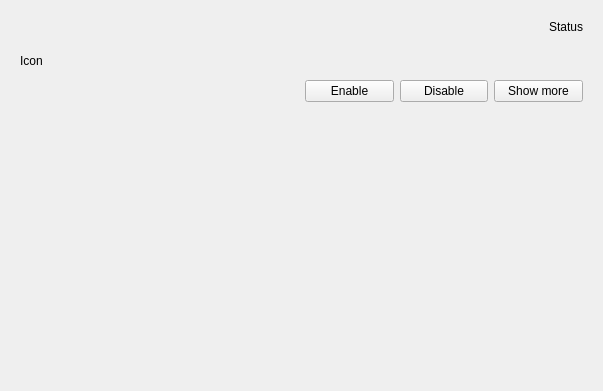
The window that modmanagerwidgetitem.ui (kriana/SilVerPLuM) describes before a commit, drawn with Qt 5.
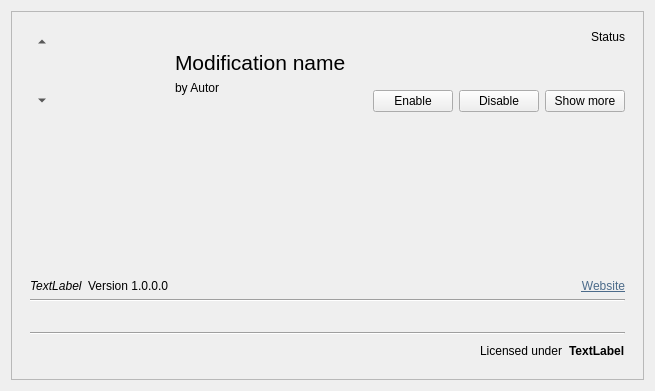
The same window after the commit. Icons and pictures are not drawn.

Patch:
```diff
--- a/modmanagerwidgetitem.ui
+++ b/modmanagerwidgetitem.ui
@@ -6,7 +6,7 @@
    <rect>
     <x>0</x>
     <y>0</y>
-    <width>603</width>
+    <width>655</width>
     <height>391</height>
    </rect>
   </property>
@@ -15,6 +15,15 @@
   </property>
   <layout class="QVBoxLayout" name="verticalLayout">
    <item>
+    <widget class="QFrame" name="frame">
+     <property name="frameShape">
+      <enum>QFrame::StyledPanel</enum>
+     </property>
+     <property name="frameShadow">
+      <enum>QFrame::Raised</enum>
+     </property>
+     <layout class="QVBoxLayout" name="verticalLayout_3">
+      <item>
     <widget class="QWidget" name="mainWidget" native="true">
      <property name="sizePolicy">
       <sizepolicy hsizetype="Preferred" vsizetype="Fixed">
@@ -28,12 +37,122 @@
        <height>100</height>
       </size>
      </property>
+        <property name="maximumSize">
+         <size>
+          <width>16777215</width>
+          <height>120</height>
+         </size>
+        </property>
      <layout class="QHBoxLayout" name="horizontalLayout_2">
       <item>
-       <widget class="QLabel" name="label">
+          <layout class="QVBoxLayout" name="verticalLayout_5">
+           <item>
+            <widget class="QToolButton" name="btnSortUp">
         <property name="text">
-         <string>Icon</string>
-        </property>
+              <string>...</string>
+             </property>
+             <property name="autoRaise">
+              <bool>true</bool>
+             </property>
+             <property name="arrowType">
+              <enum>Qt::UpArrow</enum>
+             </property>
+            </widget>
+           </item>
+           <item>
+            <spacer name="verticalSpacer_2">
+             <property name="orientation">
+              <enum>Qt::Vertical</enum>
+             </property>
+             <property name="sizeHint" stdset="0">
+              <size>
+               <width>20</width>
+               <height>40</height>
+              </size>
+             </property>
+            </spacer>
+           </item>
+           <item>
+            <widget class="QToolButton" name="btnSortDown">
+             <property name="text">
+              <string>...</string>
+             </property>
+             <property name="autoRaise">
+              <bool>true</bool>
+             </property>
+             <property name="arrowType">
+              <enum>Qt::DownArrow</enum>
+             </property>
+            </widget>
+           </item>
+          </layout>
+         </item>
+         <item>
+          <widget class="QLabel" name="lblIcon">
+           <property name="sizePolicy">
+            <sizepolicy hsizetype="Fixed" vsizetype="Fixed">
+             <horstretch>0</horstretch>
+             <verstretch>0</verstretch>
+            </sizepolicy>
+           </property>
+           <property name="minimumSize">
+            <size>
+             <width>100</width>
+             <height>100</height>
+            </size>
+           </property>
+           <property name="text">
+            <string/>
+           </property>
+           <property name="pixmap">
+            <pixmap resource="resources.qrc">:/resources/icons/mod-100.png</pixmap>
+           </property>
+           <property name="scaledContents">
+            <bool>true</bool>
+           </property>
+          </widget>
+         </item>
+         <item>
+          <widget class="QWidget" name="verticalWidget" native="true">
+           <property name="sizePolicy">
+            <sizepolicy hsizetype="Expanding" vsizetype="Preferred">
+             <horstretch>0</horstretch>
+             <verstretch>0</verstretch>
+            </sizepolicy>
+           </property>
+           <layout class="QVBoxLayout" name="verticalLayout_4">
+            <property name="topMargin">
+             <number>20</number>
+            </property>
+            <item>
+             <widget class="QLabel" name="lblName">
+              <property name="font">
+               <font>
+                <pointsize>16</pointsize>
+               </font>
+              </property>
+              <property name="text">
+               <string>Modification name</string>
+              </property>
+             </widget>
+            </item>
+            <item>
+             <widget class="QLabel" name="lblAuthor">
+              <property name="sizePolicy">
+               <sizepolicy hsizetype="Preferred" vsizetype="Expanding">
+                <horstretch>0</horstretch>
+                <verstretch>0</verstretch>
+               </sizepolicy>
+              </property>
+              <property name="text">
+               <string>by Autor</string>
+              </property>
+              <property name="alignment">
+               <set>Qt::AlignLeading|Qt::AlignLeft|Qt::AlignTop</set>
+              </property>
+             </widget>
+            </item>
+           </layout>
        </widget>
       </item>
       <item>
@@ -82,6 +201,9 @@
             <property name="text">
              <string>Show more</string>
             </property>
+               <property name="checkable">
+                <bool>true</bool>
+               </property>
            </widget>
           </item>
          </layout>
@@ -92,10 +214,142 @@
     </widget>
    </item>
    <item>
-    <widget class="QWidget" name="expandWidget" native="true"/>
-   </item>
-  </layout>
- </widget>
- <resources/>
+       <widget class="QWidget" name="expandWidget" native="true">
+        <layout class="QVBoxLayout" name="verticalLayout_6">
+         <item>
+          <widget class="QTextEdit" name="lblDescription">
+           <property name="styleSheet">
+            <string notr="true">background-color: transparent;</string>
+           </property>
+           <property name="frameShape">
+            <enum>QFrame::NoFrame</enum>
+           </property>
+           <property name="readOnly">
+            <bool>true</bool>
+           </property>
+          </widget>
+         </item>
+         <item>
+          <layout class="QHBoxLayout" name="horizontalLayout_4">
+           <item>
+            <widget class="QLabel" name="lblIdentifier">
+             <property name="font">
+              <font>
+               <italic>true</italic>
+              </font>
+             </property>
+             <property name="text">
+              <string>TextLabel</string>
+             </property>
+            </widget>
+           </item>
+           <item>
+            <widget class="QLabel" name="lblVersion">
+             <property name="sizePolicy">
+              <sizepolicy hsizetype="Minimum" vsizetype="Preferred">
+               <horstretch>0</horstretch>
+               <verstretch>0</verstretch>
+              </sizepolicy>
+             </property>
+             <property name="text">
+              <string>Version 1.0.0.0</string>
+             </property>
+            </widget>
+           </item>
+           <item>
+            <widget class="QLabel" name="lblWebsite">
+             <property name="sizePolicy">
+              <sizepolicy hsizetype="Expanding" vsizetype="Preferred">
+               <horstretch>0</horstretch>
+               <verstretch>0</verstretch>
+              </sizepolicy>
+             </property>
+             <property name="text">
+              <string>&lt;html&gt;&lt;head/&gt;&lt;body&gt;&lt;p&gt;&lt;a href=&quot;https://&quot;&gt;&lt;span style=&quot; text-decoration: underline; color:#4c6b8a;&quot;&gt;Website&lt;/span&gt;&lt;/a&gt;&lt;/p&gt;&lt;/body&gt;&lt;/html&gt;</string>
+             </property>
+             <property name="alignment">
+              <set>Qt::AlignRight|Qt::AlignTrailing|Qt::AlignVCenter</set>
+             </property>
+             <property name="openExternalLinks">
+              <bool>true</bool>
+             </property>
+            </widget>
+           </item>
+          </layout>
+         </item>
+         <item>
+          <widget class="Line" name="line_2">
+           <property name="orientation">
+            <enum>Qt::Horizontal</enum>
+           </property>
+          </widget>
+         </item>
+         <item>
+          <widget class="QWidget" name="grpPipelines" native="true">
+           <layout class="QVBoxLayout" name="verticalLayout_7">
+            <property name="leftMargin">
+             <number>0</number>
+            </property>
+            <property name="rightMargin">
+             <number>0</number>
+            </property>
+           </layout>
+          </widget>
+         </item>
+         <item>
+          <widget class="Line" name="line">
+           <property name="orientation">
+            <enum>Qt::Horizontal</enum>
+           </property>
+          </widget>
+         </item>
+         <item>
+          <layout class="QHBoxLayout" name="horizontalLayout_3">
+           <item>
+            <spacer name="horizontalSpacer">
+             <property name="orientation">
+              <enum>Qt::Horizontal</enum>
+             </property>
+             <property name="sizeHint" stdset="0">
+              <size>
+               <width>40</width>
+               <height>20</height>
+              </size>
+             </property>
+            </spacer>
+           </item>
+           <item>
+            <widget class="QLabel" name="label_13">
+             <property name="text">
+              <string>Licensed under</string>
+             </property>
+            </widget>
+           </item>
+           <item>
+            <widget class="QLabel" name="lblLicense">
+             <property name="font">
+              <font>
+               <weight>75</weight>
+               <bold>true</bold>
+              </font>
+             </property>
+             <property name="text">
+              <string>TextLabel</string>
+             </property>
+            </widget>
+           </item>
+          </layout>
+         </item>
+        </layout>
+       </widget>
+      </item>
+     </layout>
+    </widget>
+   </item>
+  </layout>
+ </widget>
+ <resources>
+  <include location="resources.qrc"/>
+ </resources>
  <connections/>
 </ui>
```
Left out of the diff: 11 changed lines with no effect on the pictures. Lines whose indentation alone changed are shown as unchanged.
